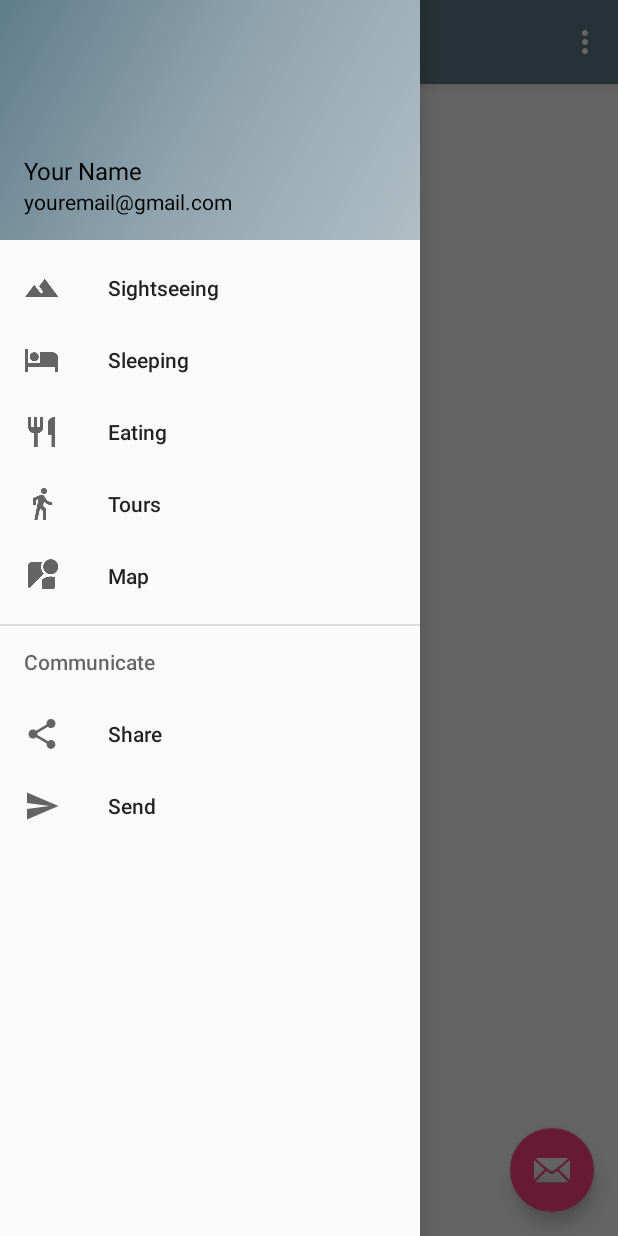
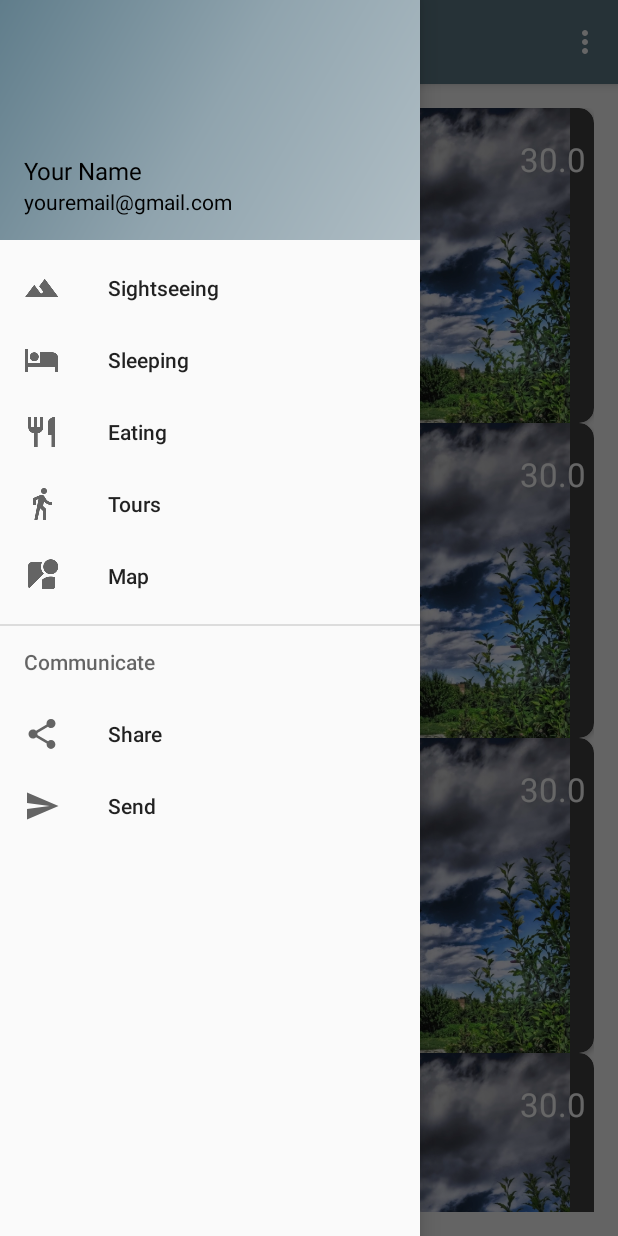
Before and after one commit to erikarzumanyan/TravelManager, an Android app: the screen it shows after launch (NavigationDrawerActivity), with the side drawer open, on a phone screen of 412 x 824 dp. Run offline under Robolectric (Android 15) with nearby library versions, the phone set to English and light mode, and no system bars; libraries missing offline, so code that uses them is left out: com.yqritc.recyclerviewflexibledivider, io.realm; 3 statements that could not run were skipped.

Commit message:
Lot's of changes done!

```diff
--- a/app/src/main/java/com/uniquemiban/travelmanager/NavigationDrawerActivity.java
+++ b/app/src/main/java/com/uniquemiban/travelmanager/NavigationDrawerActivity.java
@@ -1,9 +1,9 @@
 package com.uniquemiban.travelmanager;
 
+import android.app.FragmentManager;
+import android.app.FragmentTransaction;
 import android.os.Bundle;
-import android.support.design.widget.FloatingActionButton;
 import android.support.design.widget.NavigationView;
-import android.support.design.widget.Snackbar;
 import android.support.v4.view.GravityCompat;
 import android.support.v4.widget.DrawerLayout;
 import android.support.v7.app.ActionBarDrawerToggle;
@@ -11,12 +11,12 @@ import android.support.v7.app.AppCompatActivity;
 import android.support.v7.widget.Toolbar;
 import android.view.Menu;
 import android.view.MenuItem;
-import android.view.View;
-
-import com.google.firebase.database.FirebaseDatabase;
 
 public class NavigationDrawerActivity extends AppCompatActivity
         implements NavigationView.OnNavigationItemSelectedListener {
+
+
+    private static final int CONTENT_VIEW_ID = 1;
 
     @Override
     protected void onCreate(Bundle savedInstanceState) {
@@ -25,14 +25,6 @@ public class NavigationDrawerActivity extends AppCompatActivity
         Toolbar toolbar = (Toolbar) findViewById(R.id.toolbar);
         setSupportActionBar(toolbar);
 
-        FloatingActionButton fab = (FloatingActionButton) findViewById(R.id.fab);
-        fab.setOnClickListener(new View.OnClickListener() {
-            @Override
-            public void onClick(View view) {
-                Snackbar.make(view, "Replace with your own action", Snackbar.LENGTH_LONG)
-                        .setAction("Action", null).show();
-            }
-        });
 
         DrawerLayout drawer = (DrawerLayout) findViewById(R.id.drawer_layout);
         ActionBarDrawerToggle toggle = new ActionBarDrawerToggle(
@@ -43,8 +35,20 @@ public class NavigationDrawerActivity extends AppCompatActivity
         NavigationView navigationView = (NavigationView) findViewById(R.id.nav_view);
         navigationView.setNavigationItemSelectedListener(this);
 
-        FirebaseDatabase.getInstance().getReference().child("a").setValue("b");
+//        FirebaseDatabase.getInstance().getReference().child("a").setValue("b");
+
+
+        if (savedInstanceState == null) {
+
+            FragmentManager fragmentManager = getFragmentManager();
+            FragmentTransaction fragmentTransaction = fragmentManager.beginTransaction();
+            sights_RW_fragment fragment = new sights_RW_fragment();
+            fragmentTransaction.replace(R.id.fragment_container, fragment);
+            fragmentTransaction.commit();
+        }
+
     }
+
 
     @Override
     public void onBackPressed() {
--- /dev/null
+++ b/app/src/main/java/com/uniquemiban/travelmanager/models/RWAdapter.java
@@ -0,0 +1,67 @@
+package com.uniquemiban.travelmanager.models;
+
+/**
+ * Created by narek on 7/28/16.
+ */
+
+import android.content.Context;
+import android.support.v7.widget.RecyclerView;
+import android.view.LayoutInflater;
+import android.view.View;
+import android.view.ViewGroup;
+import android.widget.ImageView;
+import android.widget.TextView;
+
+
+import com.uniquemiban.travelmanager.R;
+
+import java.util.List;
+
+public class RWAdapter extends RecyclerView.Adapter<RWAdapter.MyViewHolder> {
+
+    Context mContext;
+    private List<Sight> mSightsList;
+
+    public RWAdapter(List<Sight> moviesList) {
+        this.mSightsList = moviesList;
+    }
+
+
+    @Override
+    public MyViewHolder onCreateViewHolder(ViewGroup parent, int viewType) {
+        View itemView = LayoutInflater.from(parent.getContext())
+                .inflate(R.layout.recycler_view_row, parent, false);
+        mContext = parent.getContext();
+        return new MyViewHolder(itemView);
+    }
+
+    @Override
+    public void onBindViewHolder(MyViewHolder holder, int position) {
+        Sight sights = mSightsList.get(position);
+        holder.name.setText(sights.getName());
+
+        holder.dest.setText(String.valueOf(Double.valueOf(sights.getDestination())));
+      //  holder.image.setImageResource(sights.getImage());
+        //Picasso.with(mContext).load(R.drawable.armenia).into(holder.image);
+    }
+
+    @Override
+    public int getItemCount() {
+        return mSightsList.size();
+    }
+
+    public class MyViewHolder extends RecyclerView.ViewHolder {
+        public TextView name, about, dest;
+        ImageView image;
+
+        public MyViewHolder(View view) {
+            super(view);
+            name = (TextView) view.findViewById(R.id.row_name_id);
+
+            dest = (TextView) view.findViewById(R.id.row_destination_id);
+            image = (ImageView) view.findViewById(R.id.row_image_id);
+
+
+        }
+    }
+}
--- /dev/null
+++ b/app/src/main/java/com/uniquemiban/travelmanager/sights_RW_fragment.java
@@ -0,0 +1,77 @@
+package com.uniquemiban.travelmanager;
+
+
+import android.app.Fragment;
+import android.content.res.Configuration;
+import android.graphics.Color;
+import android.os.Bundle;
+import android.support.annotation.Nullable;
+
+import android.support.v7.widget.DefaultItemAnimator;
+import android.support.v7.widget.GridLayoutManager;
+import android.support.v7.widget.LinearLayoutManager;
+import android.support.v7.widget.RecyclerView;
+import android.view.LayoutInflater;
+import android.view.View;
+import android.view.ViewGroup;
+
+import com.uniquemiban.travelmanager.models.RWAdapter;
+import com.uniquemiban.travelmanager.models.Sight;
+import com.yqritc.recyclerviewflexibledivider.HorizontalDividerItemDecoration;
+
+import java.util.ArrayList;
+import java.util.List;
+
+
+/**
+ * A simple {@link Fragment} subclass.
+ */
+public class sights_RW_fragment extends Fragment {
+    private List<Sight> movieList = new ArrayList<>();
+
+    public sights_RW_fragment() {
+        // Required empty public constructor
+    }
+
+
+    @Override
+    public void onViewCreated(View view, @Nullable Bundle savedInstanceState) {
+        super.onViewCreated(view, savedInstanceState);
+
+
+    }
+
+    @Override
+    public View onCreateView(LayoutInflater inflater, ViewGroup container,
+                             Bundle savedInstanceState) {
+
+        View view=inflater.inflate(R.layout.fragment_sights__rw_fragment, container, false);
+
+        RecyclerView recyclerView = (RecyclerView) view.findViewById(R.id.fragment_items_list_recycler_view);
+
+        RWAdapter adapter = new RWAdapter(movieList);
+        RecyclerView.LayoutManager mLayoutManager = new LinearLayoutManager(getActivity());
+        recyclerView.setLayoutManager(mLayoutManager);
+        recyclerView.setItemAnimator(new DefaultItemAnimator());
+        recyclerView.setAdapter(adapter);
+
+//        if (getActivity().getResources().getConfiguration().orientation == Configuration.ORIENTATION_PORTRAIT) {
+//            recyclerView.setLayoutManager(new GridLayoutManager(getActivity(), 2, LinearLayoutManager.VERTICAL, true));
+//        } else {
+//            recyclerView.setLayoutManager(new GridLayoutManager(getActivity(), 4));
+//        }
+
+
+        //Added gradle Dependency
+        recyclerView.addItemDecoration(new HorizontalDividerItemDecoration.Builder(getActivity()).sizeResId(R.dimen.fab_margin).color(Color.TRANSPARENT).sizeResId(R.dimen.fab_margin).build());
+
+        Sight sights = new Sight(R.drawable.a, "Ararat", 30.0);
+        movieList.add(sights);
+        movieList.add(sights);
+        movieList.add(sights);
+        movieList.add(sights);
+        movieList.add(sights);
+        return view;
+    }
+
+}
--- a/app/src/main/res/layout/app_bar_navigation_drawer.xml
+++ b/app/src/main/res/layout/app_bar_navigation_drawer.xml
@@ -17,18 +17,11 @@
             android:layout_width="match_parent"
             android:layout_height="?attr/actionBarSize"
             android:background="?attr/colorPrimary"
-            app:popupTheme="@style/AppTheme.PopupOverlay" />
+            app:popupTheme="@style/AppTheme.PopupOverlay"/>
 
     </android.support.design.widget.AppBarLayout>
 
-    <include layout="@layout/content_navigation_drawer" />
+    <include layout="@layout/content_navigation_drawer"/>
 
-    <android.support.design.widget.FloatingActionButton
-        android:id="@+id/fab"
-        android:layout_width="wrap_content"
-        android:layout_height="wrap_content"
-        android:layout_gravity="bottom|end"
-        android:layout_margin="@dimen/fab_margin"
-        android:src="@android:drawable/ic_dialog_email" />
 
 </android.support.design.widget.CoordinatorLayout>
--- /dev/null
+++ b/app/src/main/res/layout/recycler_view_row.xml
@@ -0,0 +1,57 @@
+<?xml version="1.0" encoding="utf-8"?>
+<android.support.v7.widget.CardView
+    xmlns:android="http://schemas.android.com/apk/res/android"
+    xmlns:app="http://schemas.android.com/apk/res-auto"
+    android:layout_width="wrap_content"
+    android:layout_height="wrap_content"
+    app:cardBackgroundColor="@color/cardview_dark_background"
+    app:cardCornerRadius="10dp">
+
+    <FrameLayout xmlns:android="http://schemas.android.com/apk/res/android"
+                 android:layout_width="match_parent"
+                 android:layout_height="match_parent"
+                 android:orientation="vertical">
+
+        <ImageView
+
+            android:id="@+id/row_image_id"
+            android:layout_width="match_parent"
+            android:layout_height="210dp"
+            android:src="@drawable/a"/>
+
+
+        <LinearLayout
+            android:layout_width="match_parent"
+            android:layout_height="match_parent"
+            android:orientation="vertical">
+
+
+            <TextView
+                android:id="@+id/row_destination_id"
+                android:layout_width="wrap_content"
+                android:layout_height="wrap_content"
+
+                android:layout_gravity="end"
+                android:layout_marginRight="5dp"
+                android:layout_marginTop="19dp"
+                android:text="48 Km"
+                android:textAppearance="?android:attr/textAppearanceLarge"
+                android:textColor="#ffffff"
+                />
+
+            <TextView
+                android:id="@+id/row_name_id"
+                android:layout_width="wrap_content"
+                android:layout_height="wrap_content"
+
+                android:layout_marginLeft="5dp"
+                android:layout_marginTop="130dp"
+                android:text="Garni &amp; Geghard"
+                android:textAppearance="?android:attr/textAppearanceLarge"
+                android:textColor="#ffffff"
+                />
+        </LinearLayout>
+
+
+    </FrameLayout>
+</android.support.v7.widget.CardView>
--- a/app/src/main/res/values/strings.xml
+++ b/app/src/main/res/values/strings.xml
@@ -17,4 +17,7 @@
     <string name="nav_header_user_name">Your Name</string>
     <string name="nav_header_email">youremail@gmail.com</string>
 
+    <!-- TODO: Remove or change this placeholder text -->
+    <string name="hello_blank_fragment">Hello blank fragment</string>
+
 </resources>
```
Also changed, not shown: app/build.gradle (+17 -9 lines), app/src/main/AndroidManifest.xml (+5 -3 lines), app/src/main/java/com/uniquemiban/travelmanager/models/Hotel.java (+21 -21 lines), app/src/main/java/com/uniquemiban/travelmanager/models/Sight.java (+59 -23 lines), app/src/main/java/com/uniquemiban/travelmanager/models/Tour.java (added, +66 -0 lines), app/src/main/res/drawable/gradient.xml (added, +11 -0 lines), app/src/main/res/layout/fragment_sights__rw_fragment.xml (renamed from app/src/main/res/layout/fragment_items_list.xml, +5 -3 lines), app/src/main/res/drawable-mdpi/armenia.jpg (added), app/src/main/res/drawable-xxxhdpi/a.jpg (added). Lines whose indentation alone changed are shown as unchanged.
